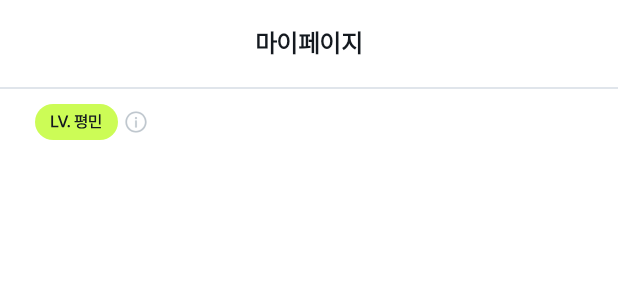
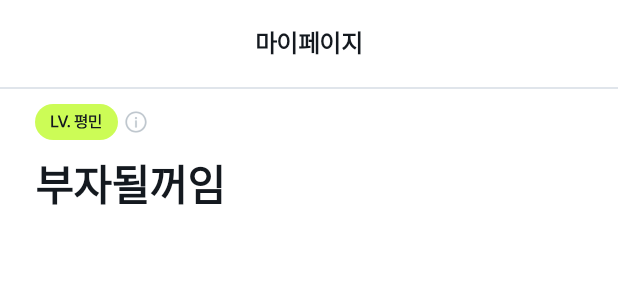
Before and after one commit to team-winey/Winey-AOS, an Android app: the layout fragment_my_page.xml on its own in the app's theme, with its tools: preview values and no code run, on a phone screen of 412 x 824 dp. Shown: the top 300 px of the screen. Run offline under Robolectric (Android 15) with nearby library versions, the phone set to English and light mode, and no system bars.

Commit message:
[ui] #13 유저 닉네임 tv

```diff
--- a/app/src/main/res/layout/fragment_my_page.xml
+++ b/app/src/main/res/layout/fragment_my_page.xml
@@ -49,5 +49,16 @@
             android:src="@drawable/ic_mypage_lv_help"
             app:layout_constraintStart_toEndOf="@id/iv_mypage_level_token"
             app:layout_constraintTop_toTopOf="@id/iv_mypage_level_token" />
+
+        <TextView
+            android:id="@+id/tv_mypage_username"
+            android:layout_width="wrap_content"
+            android:layout_height="wrap_content"
+            android:layout_marginTop="8dp"
+            android:textAppearance="@style/TextAppearance.WINEY.Headline_b_28_xxl"
+            app:layout_constraintStart_toStartOf="@id/iv_mypage_level_token"
+            app:layout_constraintTop_toBottomOf="@id/iv_mypage_level_token"
+            tools:text="부자될꺼임" />
+
     </androidx.constraintlayout.widget.ConstraintLayout>
 </layout>
```
